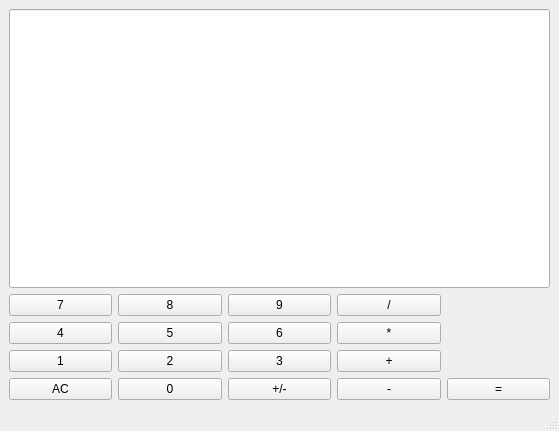
Qt form basictaschenrechner.ui (FelixMaetzler/Taschenrechner) before a commit.
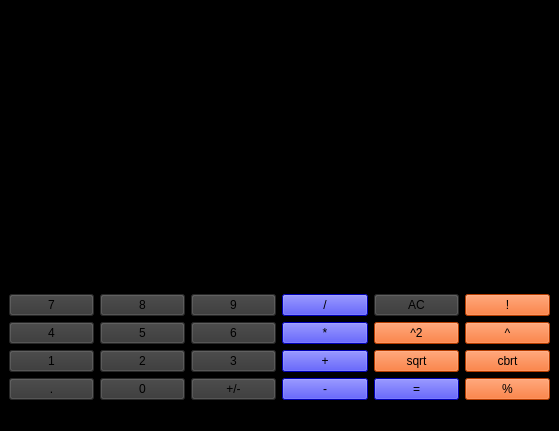
The same form after that commit.

Patch:
```diff
--- a/basictaschenrechner.ui
+++ b/basictaschenrechner.ui
@@ -19,74 +19,12 @@
   <property name="windowTitle">
    <string>MainWindow</string>
   </property>
+  <property name="styleSheet">
+   <string notr="true">background:black</string>
+  </property>
   <widget class="QWidget" name="centralwidget">
    <layout class="QGridLayout" name="gridLayout">
-    <item row="1" column="2">
-     <widget class="QPushButton" name="Button9">
-      <property name="sizePolicy">
-       <sizepolicy hsizetype="Preferred" vsizetype="Preferred">
-        <horstretch>0</horstretch>
-        <verstretch>0</verstretch>
-       </sizepolicy>
-      </property>
-      <property name="text">
-       <string>9</string>
-      </property>
-     </widget>
-    </item>
-    <item row="3" column="0">
-     <widget class="QPushButton" name="Button1">
-      <property name="sizePolicy">
-       <sizepolicy hsizetype="Preferred" vsizetype="Preferred">
-        <horstretch>0</horstretch>
-        <verstretch>0</verstretch>
-       </sizepolicy>
-      </property>
-      <property name="text">
-       <string>1</string>
-      </property>
-     </widget>
-    </item>
-    <item row="2" column="0">
-     <widget class="QPushButton" name="Button4">
-      <property name="sizePolicy">
-       <sizepolicy hsizetype="Preferred" vsizetype="Preferred">
-        <horstretch>0</horstretch>
-        <verstretch>0</verstretch>
-       </sizepolicy>
-      </property>
-      <property name="text">
-       <string>4</string>
-      </property>
-     </widget>
-    </item>
-    <item row="1" column="0">
-     <widget class="QPushButton" name="Button7">
-      <property name="sizePolicy">
-       <sizepolicy hsizetype="Preferred" vsizetype="Preferred">
-        <horstretch>0</horstretch>
-        <verstretch>0</verstretch>
-       </sizepolicy>
-      </property>
-      <property name="text">
-       <string>7</string>
-      </property>
-     </widget>
-    </item>
     <item row="2" column="1">
-     <widget class="QPushButton" name="Button5">
-      <property name="sizePolicy">
-       <sizepolicy hsizetype="Preferred" vsizetype="Preferred">
-        <horstretch>0</horstretch>
-        <verstretch>0</verstretch>
-       </sizepolicy>
-      </property>
-      <property name="text">
-       <string>5</string>
-      </property>
-     </widget>
-    </item>
-    <item row="1" column="1">
      <widget class="QPushButton" name="Button8">
       <property name="sizePolicy">
        <sizepolicy hsizetype="Preferred" vsizetype="Preferred">
@@ -94,25 +32,105 @@
         <verstretch>0</verstretch>
        </sizepolicy>
       </property>
+      <property name="styleSheet">
+       <string notr="true">background:rgb(54, 54, 54)</string>
+      </property>
       <property name="text">
        <string>8</string>
       </property>
      </widget>
     </item>
+    <item row="5" column="4">
+     <widget class="QPushButton" name="ButtonEquals">
+      <property name="sizePolicy">
+       <sizepolicy hsizetype="Preferred" vsizetype="Preferred">
+        <horstretch>0</horstretch>
+        <verstretch>0</verstretch>
+       </sizepolicy>
+      </property>
+      <property name="styleSheet">
+       <string notr="true">background:rgb(0, 0, 255)</string>
+      </property>
+      <property name="text">
+       <string>=</string>
+      </property>
+     </widget>
+    </item>
+    <item row="3" column="1">
+     <widget class="QPushButton" name="Button5">
+      <property name="sizePolicy">
+       <sizepolicy hsizetype="Preferred" vsizetype="Preferred">
+        <horstretch>0</horstretch>
+        <verstretch>0</verstretch>
+       </sizepolicy>
+      </property>
+      <property name="styleSheet">
+       <string notr="true">background:rgb(54, 54, 54)</string>
+      </property>
+      <property name="text">
+       <string>5</string>
+      </property>
+     </widget>
+    </item>
+    <item row="4" column="0">
+     <widget class="QPushButton" name="Button1">
+      <property name="sizePolicy">
+       <sizepolicy hsizetype="Preferred" vsizetype="Preferred">
+        <horstretch>0</horstretch>
+        <verstretch>0</verstretch>
+       </sizepolicy>
+      </property>
+      <property name="styleSheet">
+       <string notr="true">background:rgb(54, 54, 54)</string>
+      </property>
+      <property name="text">
+       <string>1</string>
+      </property>
+     </widget>
+    </item>
+    <item row="5" column="2">
+     <widget class="QPushButton" name="ButtonChangeSign">
+      <property name="sizePolicy">
+       <sizepolicy hsizetype="Preferred" vsizetype="Preferred">
+        <horstretch>0</horstretch>
+        <verstretch>0</verstretch>
+       </sizepolicy>
+      </property>
+      <property name="styleSheet">
+       <string notr="true">background:rgb(54, 54, 54)</string>
+      </property>
+      <property name="text">
+       <string>+/-</string>
+      </property>
+     </widget>
+    </item>
+    <item row="5" column="0">
+     <widget class="QPushButton" name="ButtonKomma">
+      <property name="styleSheet">
+       <string notr="true">background:rgb(54, 54, 54)</string>
+      </property>
+      <property name="text">
+       <string>.</string>
+      </property>
+     </widget>
+    </item>
     <item row="2" column="2">
-     <widget class="QPushButton" name="Button6">
+     <widget class="QPushButton" name="Button9">
       <property name="sizePolicy">
        <sizepolicy hsizetype="Preferred" vsizetype="Preferred">
         <horstretch>0</horstretch>
         <verstretch>0</verstretch>
        </sizepolicy>
       </property>
+      <property name="styleSheet">
+       <string notr="true">background:rgb(54, 54, 54)</string>
+      </property>
       <property name="text">
-       <string>6</string>
+       <string>9</string>
       </property>
      </widget>
     </item>
-    <item row="1" column="3">
+    <item row="2" column="3">
      <widget class="QPushButton" name="ButtonDiv">
       <property name="sizePolicy">
        <sizepolicy hsizetype="Preferred" vsizetype="Preferred">
@@ -120,12 +138,35 @@
         <verstretch>0</verstretch>
        </sizepolicy>
       </property>
+      <property name="styleSheet">
+       <string notr="true">background:rgb(0, 0, 255)</string>
+      </property>
       <property name="text">
        <string>/</string>
       </property>
      </widget>
     </item>
-    <item row="2" column="3">
+    <item row="3" column="5">
+     <widget class="QPushButton" name="ButtonPotenz">
+      <property name="styleSheet">
+       <string notr="true">background:rgb(255, 85, 0)</string>
+      </property>
+      <property name="text">
+       <string>^</string>
+      </property>
+     </widget>
+    </item>
+    <item row="4" column="4">
+     <widget class="QPushButton" name="ButtonQuadratwurzel">
+      <property name="styleSheet">
+       <string notr="true">background:rgb(255, 85, 0)</string>
+      </property>
+      <property name="text">
+       <string>sqrt</string>
+      </property>
+     </widget>
+    </item>
+    <item row="3" column="3">
      <widget class="QPushButton" name="ButtonMult">
       <property name="sizePolicy">
        <sizepolicy hsizetype="Preferred" vsizetype="Preferred">
@@ -133,64 +174,57 @@
         <verstretch>0</verstretch>
        </sizepolicy>
       </property>
+      <property name="styleSheet">
+       <string notr="true">background:rgb(0, 0, 255)</string>
+      </property>
       <property name="text">
        <string>*</string>
       </property>
      </widget>
     </item>
-    <item row="4" column="0">
-     <widget class="QPushButton" name="ButtonClear">
+    <item row="3" column="0">
+     <widget class="QPushButton" name="Button4">
       <property name="sizePolicy">
        <sizepolicy hsizetype="Preferred" vsizetype="Preferred">
         <horstretch>0</horstretch>
         <verstretch>0</verstretch>
        </sizepolicy>
       </property>
-      <property name="text">
-       <string>AC</string>
+      <property name="styleSheet">
+       <string notr="true">background:rgb(54, 54, 54)</string>
       </property>
-     </widget>
-    </item>
-    <item row="3" column="1">
-     <widget class="QPushButton" name="Button2">
-      <property name="sizePolicy">
-       <sizepolicy hsizetype="Preferred" vsizetype="Preferred">
-        <horstretch>0</horstretch>
-        <verstretch>0</verstretch>
-       </sizepolicy>
-      </property>
       <property name="text">
-       <string>2</string>
+       <string>4</string>
       </property>
      </widget>
     </item>
-    <item row="3" column="2">
-     <widget class="QPushButton" name="Button3">
+    <item row="5" column="3">
+     <widget class="QPushButton" name="ButtonSub">
       <property name="sizePolicy">
        <sizepolicy hsizetype="Preferred" vsizetype="Preferred">
         <horstretch>0</horstretch>
         <verstretch>0</verstretch>
        </sizepolicy>
       </property>
+      <property name="styleSheet">
+       <string notr="true">background:rgb(0, 0, 255)</string>
+      </property>
       <property name="text">
-       <string>3</string>
+       <string>-</string>
       </property>
      </widget>
     </item>
-    <item row="3" column="3">
-     <widget class="QPushButton" name="ButtonAdd">
-      <property name="sizePolicy">
-       <sizepolicy hsizetype="Preferred" vsizetype="Preferred">
-        <horstretch>0</horstretch>
-        <verstretch>0</verstretch>
-       </sizepolicy>
+    <item row="3" column="4">
+     <widget class="QPushButton" name="ButtonQuadrat">
+      <property name="styleSheet">
+       <string notr="true">background:rgb(255, 85, 0)</string>
       </property>
       <property name="text">
-       <string>+</string>
+       <string>^2</string>
       </property>
      </widget>
     </item>
-    <item row="4" column="1">
+    <item row="5" column="1">
      <widget class="QPushButton" name="Button0">
       <property name="sizePolicy">
        <sizepolicy hsizetype="Preferred" vsizetype="Preferred">
@@ -198,47 +232,95 @@
         <verstretch>0</verstretch>
        </sizepolicy>
       </property>
+      <property name="styleSheet">
+       <string notr="true">background:rgb(54, 54, 54)</string>
+      </property>
       <property name="text">
        <string>0</string>
       </property>
      </widget>
     </item>
-    <item row="4" column="2">
-     <widget class="QPushButton" name="ButtonChangeSign">
-      <property name="sizePolicy">
-       <sizepolicy hsizetype="Preferred" vsizetype="Preferred">
-        <horstretch>0</horstretch>
-        <verstretch>0</verstretch>
-       </sizepolicy>
-      </property>
-      <property name="text">
-       <string>+/-</string>
-      </property>
-     </widget>
-    </item>
     <item row="4" column="3">
-     <widget class="QPushButton" name="ButtonSub">
+     <widget class="QPushButton" name="ButtonAdd">
       <property name="sizePolicy">
        <sizepolicy hsizetype="Preferred" vsizetype="Preferred">
         <horstretch>0</horstretch>
         <verstretch>0</verstretch>
        </sizepolicy>
       </property>
+      <property name="styleSheet">
+       <string notr="true">background:rgb(0, 0, 255)</string>
+      </property>
       <property name="text">
-       <string>-</string>
+       <string>+</string>
       </property>
      </widget>
     </item>
-    <item row="4" column="4">
-     <widget class="QPushButton" name="ButtonEquals">
+    <item row="3" column="2">
+     <widget class="QPushButton" name="Button6">
       <property name="sizePolicy">
        <sizepolicy hsizetype="Preferred" vsizetype="Preferred">
         <horstretch>0</horstretch>
         <verstretch>0</verstretch>
        </sizepolicy>
       </property>
+      <property name="styleSheet">
+       <string notr="true">background:rgb(54, 54, 54)</string>
+      </property>
       <property name="text">
-       <string>=</string>
+       <string>6</string>
+      </property>
+     </widget>
+    </item>
+    <item row="2" column="0">
+     <widget class="QPushButton" name="Button7">
+      <property name="sizePolicy">
+       <sizepolicy hsizetype="Preferred" vsizetype="Preferred">
+        <horstretch>0</horstretch>
+        <verstretch>0</verstretch>
+       </sizepolicy>
+      </property>
+      <property name="styleSheet">
+       <string notr="true">background:rgb(54, 54, 54)</string>
+      </property>
+      <property name="text">
+       <string>7</string>
+      </property>
+     </widget>
+    </item>
+    <item row="4" column="5">
+     <widget class="QPushButton" name="ButtonKubikwurzel">
+      <property name="styleSheet">
+       <string notr="true">background:rgb(255, 85, 0)</string>
+      </property>
+      <property name="text">
+       <string>cbrt</string>
+      </property>
+     </widget>
+    </item>
+    <item row="5" column="5">
+     <widget class="QPushButton" name="ButtonProzent">
+      <property name="styleSheet">
+       <string notr="true">background:rgb(255, 85, 0)</string>
+      </property>
+      <property name="text">
+       <string>%</string>
+      </property>
+     </widget>
+    </item>
+    <item row="4" column="2">
+     <widget class="QPushButton" name="Button3">
+      <property name="sizePolicy">
+       <sizepolicy hsizetype="Preferred" vsizetype="Preferred">
+        <horstretch>0</horstretch>
+        <verstretch>0</verstretch>
+       </sizepolicy>
+      </property>
+      <property name="styleSheet">
+       <string notr="true">background:rgb(54, 54, 54)</string>
+      </property>
+      <property name="text">
+       <string>3</string>
       </property>
      </widget>
     </item>
@@ -250,11 +332,75 @@
         <verstretch>0</verstretch>
        </sizepolicy>
       </property>
+      <property name="maximumSize">
+       <size>
+        <width>16777215</width>
+        <height>16777215</height>
+       </size>
+      </property>
+      <property name="styleSheet">
+       <string notr="true">color:white</string>
+      </property>
       <property name="alignment">
        <set>Qt::AlignRight|Qt::AlignTrailing|Qt::AlignVCenter</set>
       </property>
      </widget>
     </item>
+    <item row="4" column="1">
+     <widget class="QPushButton" name="Button2">
+      <property name="sizePolicy">
+       <sizepolicy hsizetype="Preferred" vsizetype="Preferred">
+        <horstretch>0</horstretch>
+        <verstretch>0</verstretch>
+       </sizepolicy>
+      </property>
+      <property name="styleSheet">
+       <string notr="true">background:rgb(54, 54, 54)</string>
+      </property>
+      <property name="text">
+       <string>2</string>
+      </property>
+     </widget>
+    </item>
+    <item row="2" column="4">
+     <widget class="QPushButton" name="ButtonClear">
+      <property name="sizePolicy">
+       <sizepolicy hsizetype="Preferred" vsizetype="Preferred">
+        <horstretch>0</horstretch>
+        <verstretch>0</verstretch>
+       </sizepolicy>
+      </property>
+      <property name="styleSheet">
+       <string notr="true">background:rgb(54, 54, 54)</string>
+      </property>
+      <property name="text">
+       <string>AC</string>
+      </property>
+     </widget>
+    </item>
+    <item row="2" column="5">
+     <widget class="QPushButton" name="ButtonFakulaet">
+      <property name="styleSheet">
+       <string notr="true">background:rgb(255, 85, 0)</string>
+      </property>
+      <property name="text">
+       <string>!</string>
+      </property>
+     </widget>
+    </item>
+    <item row="1" column="0" colspan="6">
+     <widget class="QLabel" name="labelFehlermeldung">
+      <property name="sizePolicy">
+       <sizepolicy hsizetype="Preferred" vsizetype="Preferred">
+        <horstretch>0</horstretch>
+        <verstretch>0</verstretch>
+       </sizepolicy>
+      </property>
+      <property name="text">
+       <string>TextLabel</string>
+      </property>
+     </widget>
+    </item>
    </layout>
   </widget>
   <widget class="QStatusBar" name="statusbar"/>
```
